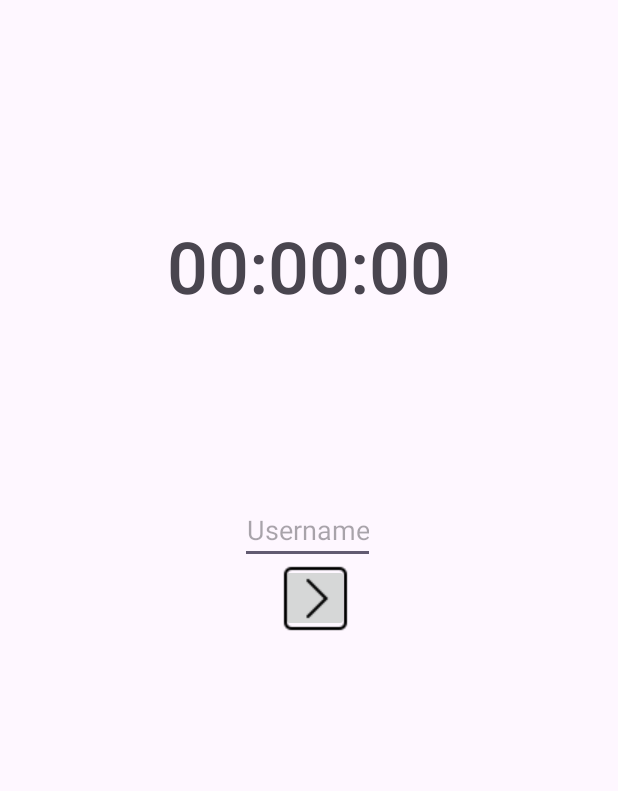
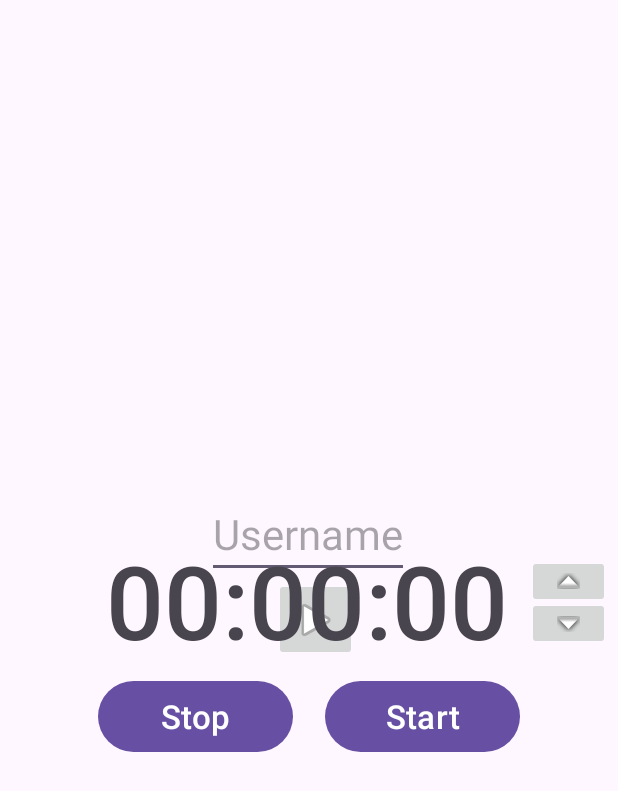
Before and after one commit to DeLanau/TDP028, an Android app: the screen it shows after launch (MainActivity), on a phone screen of 412 x 824 dp. Shown: the top 791 px of the screen. Run offline under Robolectric (Android 15) with nearby library versions, the phone set to English and light mode, and no system bars; our stand-ins replace Firebase (no records; nobody signed in at launch, a user with empty details on screens opened directly).

Commit message:
fixed scroll function, added buttons, fixes event handle for buttons and scroll.

```diff
--- a/app/src/main/res/layout/activity_main.xml
+++ b/app/src/main/res/layout/activity_main.xml
@@ -18,7 +18,7 @@
         android:hint="@string/username"
         android:gravity="center"
         android:textCursorDrawable="@null"
-
+        android:textSize="28sp"
         android:inputType="textPersonName"
         app:layout_constraintBottom_toBottomOf="parent"
         app:layout_constraintHorizontal_bias="0.497"
@@ -50,49 +50,13 @@
         android:layout_marginTop="20dp"
         android:visibility="gone"
         />
-    <!--<Button
-        android:id="@+id/signInButton"
-        android:layout_width="wrap_content"
-        android:layout_height="wrap_content"
-        android:layout_marginStart="80dp"
-        android:layout_marginBottom="250dp"
-        android:text="Sign in"
-        app:layout_constraintBottom_toBottomOf="parent"
-        app:layout_constraintStart_toStartOf="parent"
-        app:layout_constraintTop_toBottomOf="@id/passwordField"
-        app:layout_constraintVertical_bias="0.0" />-->
-
-    <!--<Button
-        android:id="@+id/registerButton"
-        android:layout_width="wrap_content"
-        android:layout_height="wrap_content"
-        android:layout_marginEnd="84dp"
-        android:layout_marginBottom="250dp"
-        android:text="Register"
-        app:layout_constraintBottom_toBottomOf="parent"
-        app:layout_constraintEnd_toEndOf="parent"
-        app:layout_constraintTop_toBottomOf="@id/passwordField"
-        app:layout_constraintVertical_bias="0.0" />-->
-
-   <!-- <EditText
-        android:id="@+id/passwordField"
-        android:layout_width="wrap_content"
-        android:layout_height="wrap_content"
-        android:layout_marginRight="8dp"
-        android:layout_marginBottom="-50dp"
-        android:ems="7"
-        android:hint="Password"
-        android:inputType="textPassword"
-        app:layout_constraintTop_toBottomOf="@id/emailField"
-        app:layout_constraintLeft_toLeftOf="@id/emailField"
-        />-->
 
     <ImageButton
         android:id="@+id/letsgo"
-        android:layout_width="45dp"
-        android:layout_height="45dp"
+        android:layout_width="55dp"
+        android:layout_height="55dp"
         android:layout_marginLeft="10dp"
-        android:src="@drawable/letsgo_button"
+        android:src="@android:drawable/ic_media_play"
         app:layout_constraintTop_toBottomOf="@id/username"
         app:layout_constraintRight_toRightOf="@+id/username"
         app:layout_constraintLeft_toLeftOf="@+id/username"
--- a/app/src/main/res/layout/focus_fragment.xml
+++ b/app/src/main/res/layout/focus_fragment.xml
@@ -1,31 +1,74 @@
 <?xml version="1.0" encoding="utf-8"?>
 <androidx.constraintlayout.widget.ConstraintLayout xmlns:android="http://schemas.android.com/apk/res/android"
 
+    xmlns:tools="http://schemas.android.com/tools"
     android:layout_width="match_parent"
-    android:layout_height="match_parent"
-    android:layout_marginBottom="350dp"
-    android:layout_marginTop="100dp"
+    android:layout_height="300dp"
+    android:layout_marginTop="350dp"
+    xmlns:app="http://schemas.android.com/apk/res-auto"
 
     android:background="@android:color/transparent">
 
-
     <ScrollView
         android:id="@+id/scroll"
-        android:layout_width="match_parent"
-        android:layout_height="match_parent">
+        android:layout_width="350dp"
+        android:layout_height="100dp"
+        tools:ignore="MissingConstraints">
 
         <TextView
             android:id="@+id/focus_timer"
-        android:layout_width="match_parent"
-        android:layout_height="match_parent"
+            android:layout_width="290dp"
+            android:layout_height="wrap_content"
+            android:layout_marginLeft="30dp"
             android:text="00:00:00"
-        android:textSize="48sp"
+            android:textSize="68sp"
             android:gravity="center"
-        android:layout_marginTop="40dp"
-        android:layout_marginBottom="150dp"
             android:fontFamily="sans-serif-medium"
             android:layout_gravity="center" />
     </ScrollView>
 
+    <Button
+        android:id="@+id/start_focus"
+        android:layout_width="130dp"
+        android:layout_height="55dp"
+        android:layout_marginRight="65dp"
+        android:text="@string/start_focus"
+        android:textSize="22sp"
+        app:layout_constraintTop_toBottomOf="@id/scroll"
+        app:layout_constraintRight_toRightOf="parent"
+        />
+
+    <Button
+        android:id="@+id/stop_focus"
+        android:layout_width="130dp"
+        android:layout_height="55dp"
+        android:text="@string/stop_focus"
+        android:textSize="22sp"
+        android:layout_marginLeft="65dp"
+        app:layout_constraintTop_toBottomOf="@id/scroll"
+        app:layout_constraintLeft_toLeftOf="parent"
+        />
+
+    <ImageButton
+        android:id="@+id/focus_up"
+        android:layout_width="55dp"
+        android:layout_height="35dp"
+        android:layout_marginTop="20dp"
+        android:layout_marginRight="5dp"
+        android:src="@android:drawable/arrow_up_float"
+        app:layout_constraintTop_toTopOf="@id/scroll"
+        app:layout_constraintRight_toRightOf="parent"
+        />
+
+    <ImageButton
+        android:id="@+id/focus_down"
+        android:layout_width="55dp"
+        android:layout_height="35dp"
+        android:layout_marginTop="-7dp"
+        android:layout_marginRight="5dp"
+        android:src="@android:drawable/arrow_down_float"
+        app:layout_constraintTop_toBottomOf="@id/focus_up"
+        app:layout_constraintRight_toRightOf="parent"
+        />
 
 </androidx.constraintlayout.widget.ConstraintLayout>
--- a/app/src/main/res/values/strings.xml
+++ b/app/src/main/res/values/strings.xml
@@ -6,8 +6,8 @@
     <string name="username">Username</string>
     <string name="welcome">Welcome, %1$s!</string>
     <string name="focus">Focus</string>
-    <string name="start_focus">Start Focus</string>
-
+    <string name="start_focus">Start</string>
+    <string name="stop_focus">Stop</string>
 
 
 </resources>
```
Also changed, not shown: app/src/main/java/com/nadla777/fragments/focus_fragment.java (+34 -59 lines). Lines whose indentation alone changed are shown as unchanged.
